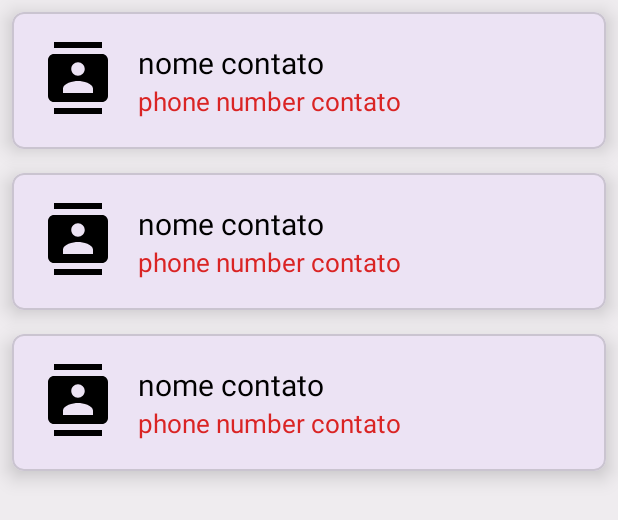
After one commit to JorgeTranin/RecursosNativosAndroid, an Android app: the layout activity_contatos.xml on its own in the app's theme, with its tools: preview values and no code run, on a phone screen of 412 x 824 dp. The commit adds this screen. Shown: the top 520 px of the screen. Run offline under Robolectric (Android 15) with nearby library versions, the phone set to English and light mode, and no system bars.

Commit message:
Implementação do AdapterContatos.kt, item_contato.xml e permissoes para acesso aos contatos

```diff
--- /dev/null
+++ b/app/src/main/java/com/jorgetranin/recursosnativosandroid/contatos/Contato.kt
@@ -0,0 +1,6 @@
+package com.jorgetranin.recursosnativosandroid.contatos
+
+data class Contato(
+    val nome: String,
+    val phone: String
+)
--- /dev/null
+++ b/app/src/main/res/drawable/ic_contacts.xml
@@ -0,0 +1,5 @@
+<vector android:height="24dp" android:tint="#000000"
+    android:viewportHeight="24" android:viewportWidth="24"
+    android:width="24dp" xmlns:android="http://schemas.android.com/apk/res/android">
+    <path android:fillColor="@android:color/white" android:pathData="M20,0L4,0v2h16L20,0zM4,24h16v-2L4,22v2zM20,4L4,4c-1.1,0 -2,0.9 -2,2v12c0,1.1 0.9,2 2,2h16c1.1,0 2,-0.9 2,-2L22,6c0,-1.1 -0.9,-2 -2,-2zM12,6.75c1.24,0 2.25,1.01 2.25,2.25s-1.01,2.25 -2.25,2.25S9.75,10.24 9.75,9 10.76,6.75 12,6.75zM17,17L7,17v-1.5c0,-1.67 3.33,-2.5 5,-2.5s5,0.83 5,2.5L17,17z"/>
+</vector>
--- /dev/null
+++ b/app/src/main/res/layout/activity_contatos.xml
@@ -0,0 +1,16 @@
+<?xml version="1.0" encoding="utf-8"?>
+<RelativeLayout xmlns:android="http://schemas.android.com/apk/res/android"
+    xmlns:app="http://schemas.android.com/apk/res-auto"
+    xmlns:tools="http://schemas.android.com/tools"
+    android:layout_width="match_parent"
+    android:layout_height="match_parent"
+    android:background="#A1E8E6E6"
+    tools:context=".contatos.ContatosActivity">
+
+<androidx.recyclerview.widget.RecyclerView
+    android:id="@+id/rv_contatos"
+    android:layout_width="match_parent"
+    android:layout_height="match_parent"
+    tools:listitem="@layout/item_contato"/>
+
+</RelativeLayout>
--- /dev/null
+++ b/app/src/main/res/layout/item_contato.xml
@@ -0,0 +1,54 @@
+<com.google.android.material.circularreveal.cardview.CircularRevealCardView xmlns:android="http://schemas.android.com/apk/res/android"
+    xmlns:app="http://schemas.android.com/apk/res-auto"
+    android:id="@+id/card_contact"
+    android:layout_width="match_parent"
+    android:layout_height="wrap_content"
+    android:layout_margin="8dp"
+    app:cardCornerRadius="8dp"
+    android:focusable="true"
+    android:foreground="?android:attr/selectableItemBackground"
+    app:cardElevation="8dp">
+
+    <LinearLayout
+        android:layout_width="match_parent"
+        android:layout_height="wrap_content"
+        android:orientation="horizontal"
+        android:padding="20dp">
+
+        <ImageView
+            android:id="@+id/contact_image"
+            android:layout_width="48dp"
+            android:layout_height="48dp"
+            android:src="@drawable/ic_contacts"
+            android:contentDescription="@string/contact_image_description"/>
+
+        <LinearLayout
+            android:layout_width="0dp"
+            android:layout_height="wrap_content"
+            android:layout_weight="1"
+            android:orientation="vertical"
+            android:layout_marginStart="16dp">
+
+            <TextView
+                android:id="@+id/contact_name"
+                android:layout_width="match_parent"
+                android:layout_height="wrap_content"
+                android:text="@string/contact_name_placeholder"
+                android:textSize="20sp"
+                android:textColor="@color/black"/>
+
+            <TextView
+                android:id="@+id/contact_phone"
+                android:layout_width="match_parent"
+                android:layout_height="wrap_content"
+                android:text="@string/contact_phone_placeholder"
+                android:textSize="17sp"
+                android:textColor="#DA2424"/>
+
+        </LinearLayout>
+
+
+
+    </LinearLayout>
+
+</com.google.android.material.circularreveal.cardview.CircularRevealCardView>
--- a/app/src/main/res/values/colors.xml
+++ b/app/src/main/res/values/colors.xml
@@ -2,4 +2,5 @@
 <resources>
     <color name="black">#FF000000</color>
     <color name="white">#FFFFFFFF</color>
+    <color name="gray">#D1CFCF</color>
 </resources>
--- a/app/src/main/res/values/strings.xml
+++ b/app/src/main/res/values/strings.xml
@@ -1,4 +1,7 @@
 <resources>
     <string name="app_name">RecursosNativosAndroid</string>
     <string name="set_event">set event</string>
+    <string name="contact_image_description">imagem de um contato</string>
+    <string name="contact_name_placeholder">nome contato</string>
+    <string name="contact_phone_placeholder">phone number contato</string>
 </resources>
```
Also changed, not shown: app/src/main/AndroidManifest.xml (+11 -1 lines), app/src/main/java/com/jorgetranin/recursosnativosandroid/contatos/AdapterContatos.kt (added, +42 -0 lines), app/src/main/java/com/jorgetranin/recursosnativosandroid/contatos/ContatosActivity.kt (added, +52 -0 lines), 1 other file.
